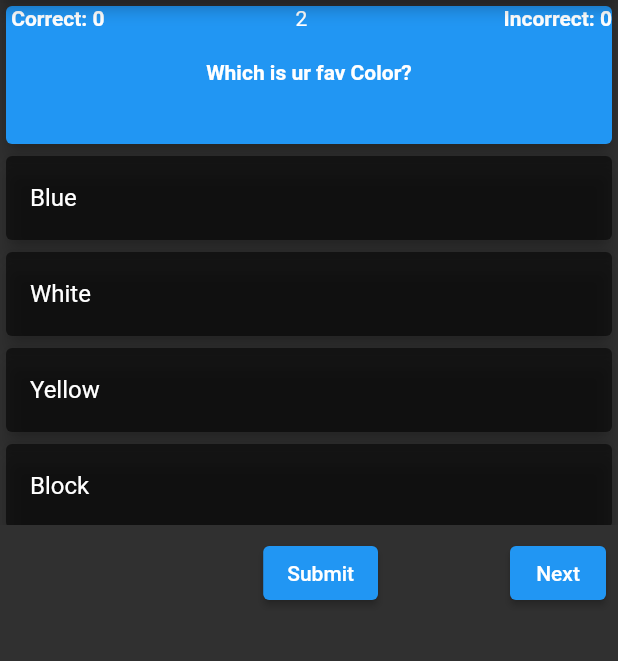
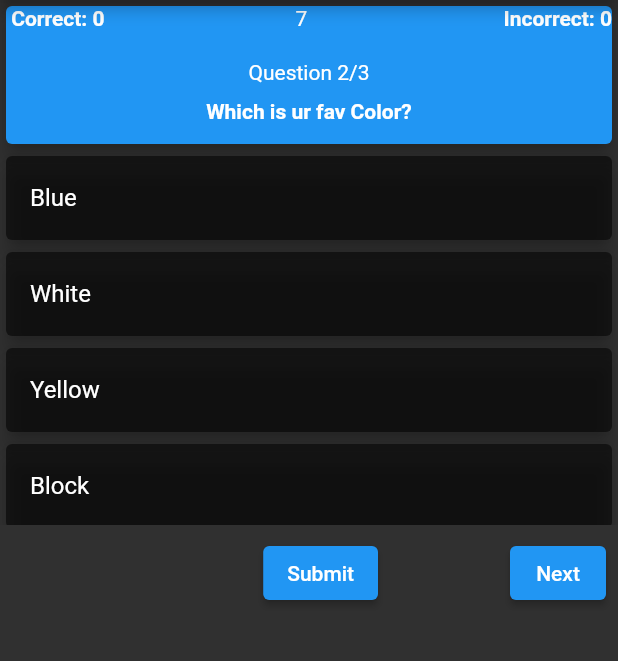
Before and after one commit to vrajbhatt27/QuizApp, a Flutter app: the screen it shows after launch, after a tap on "Next", on a phone screen of 412 x 824 dp, the part 84-745 px from its top. Run offline on Flutter 3.47's test engine with Material 2 defaults, Android fonts, the phone set to English and light mode, and no system bars.

Commit message:
Timer added in screen 1

```diff
--- a/lib/screens/quizScreen.dart
+++ b/lib/screens/quizScreen.dart
@@ -39,11 +39,42 @@ class _QuizScreenState extends State<QuizScreen> {
     },
   ];
 
+  int seconds = 7;
   int index = 0;
   int totCorrectAns = 0;
   int totIncorrectAns = 0;
   List selectedOptions = [];
   int selOptionIndex; //temporary
+
+  @override
+  void initState() {
+    super.initState();
+    // countDown();
+  }
+
+  countDown() {
+    Future.doWhile(() async {
+      //this changes the value by -1 every second until it reaches zero
+      await Future.delayed(
+        Duration(seconds: 1),
+      );
+      setState(() {
+        //add text widget in your build method which takes t as the data
+        seconds--;
+      });
+      if (seconds == 0) {
+        setState(() {
+          setState(() {
+            index = (index + 1) % 3;
+            selOptionIndex = 0;
+            seconds = 7;
+            totIncorrectAns++;
+          });
+        });
+      }
+      return seconds != -1;
+    });
+  }
 
   @override
   Widget build(BuildContext context) {
@@ -75,8 +106,8 @@ class _QuizScreenState extends State<QuizScreen> {
                             color: Colors.white,
                           ),
                         ),
-                        Text("${index+1}"),
-												Text(
+                        Text("$seconds"),
+                        Text(
                           " Incorrect: $totIncorrectAns",
                           style: TextStyle(
                             fontWeight: FontWeight.bold,
@@ -87,6 +118,10 @@ class _QuizScreenState extends State<QuizScreen> {
                     ),
                     SizedBox(
                       height: 20,
+                    ),
+                    Text("Question ${index + 1}/3"),
+                    SizedBox(
+                      height: 10,
                     ),
                     Center(
                       child: Text(
@@ -168,6 +203,7 @@ class _QuizScreenState extends State<QuizScreen> {
                       setState(() {
                         index = (index + 1) % 3;
                         selOptionIndex = 0;
+                        seconds = 7;
                       });
                     },
                     child: Text('Next'),
```
